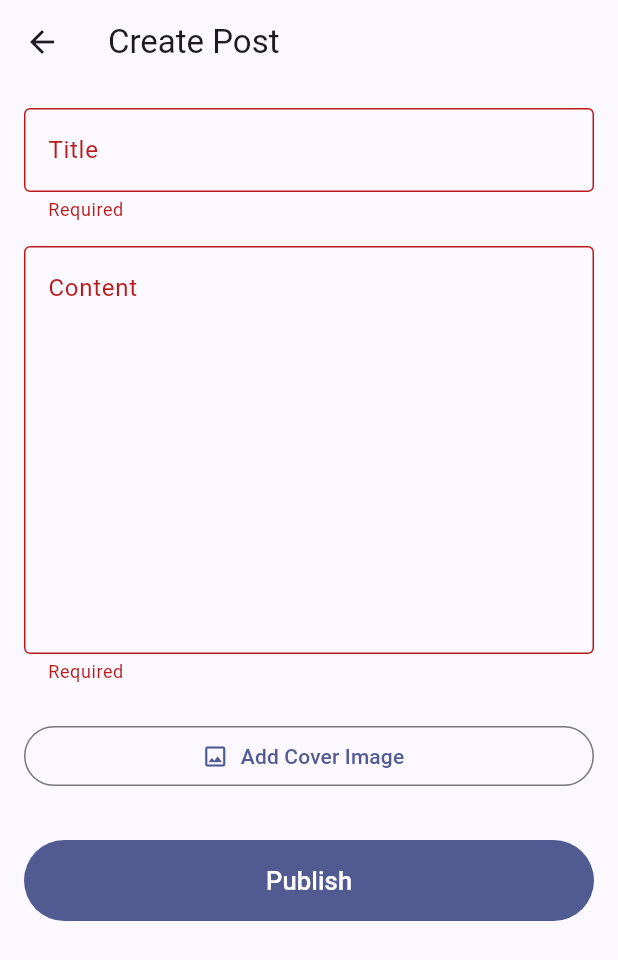
After one commit to LrgDv01/flutter-blog-webapp, a Flutter app: the CreatePostPage screen opened directly, after a tap on "Publish", on a phone screen of 412 x 824 dp. The commit adds this screen. Shown: the top 960 px of the screen. Run offline on Flutter 3.47's test engine with Material 3 defaults, Android fonts, the phone set to English and light mode, and no system bars; our stand-ins replace flutter_dotenv, flutter_riverpod, go_router, image_picker, supabase_flutter; accounts and stored records are empty.

Commit message:
feat: implement Create Post page and enhance authentication flow with improved error handling and loading states
- refactor: simplify to single image per post (image_url instead of images array)

- feat: update create post screen to support single image upload

```diff
--- /dev/null
+++ b/lib/pages/create_post_page.dart
@@ -0,0 +1,183 @@
+import 'package:flutter/material.dart';
+import 'package:flutter_riverpod/flutter_riverpod.dart';
+import 'package:image_picker/image_picker.dart';
+import 'package:flutter_blog_webapp/providers/posts_provider.dart';
+import 'package:go_router/go_router.dart';
+import 'package:flutter_blog_webapp/supabase_client.dart';
+
+class CreatePostPage extends ConsumerStatefulWidget {
+  const CreatePostPage({super.key});
+
+  @override
+  ConsumerState<CreatePostPage> createState() => _CreatePostPageState();
+}
+
+class _CreatePostPageState extends ConsumerState<CreatePostPage> {
+  // Form and input controllers
+  final _formKey = GlobalKey<FormState>();
+  final _titleController = TextEditingController();
+  final _contentController = TextEditingController();
+  final _picker = ImagePicker();
+
+  // Image and loading state
+  XFile? _selectedImage;
+  bool _isUploading = false;
+
+  // Pick image from gallery
+  Future<void> _pickImage() async {
+    final image = await _picker.pickImage(
+      source: ImageSource.gallery,
+      imageQuality: 80,
+      maxWidth: 1200,
+    );
+
+    if (image != null && mounted) {
+      setState(() => _selectedImage = image);
+    }
+  }
+
+  // Upload image and create post
+  Future<void> _createPost() async {
+    // Validate form before proceeding
+    if (!_formKey.currentState!.validate()) return;
+
+    setState(() => _isUploading = true);
+    String? uploadedUrl;
+
+    try {
+      // Upload image to storage if selected
+      if (_selectedImage != null) {
+        final bytes = await _selectedImage!.readAsBytes();
+        final userId = supabase.auth.currentUser!.id;
+        final fileName =
+            '${DateTime.now().millisecondsSinceEpoch}_${_selectedImage!.name}';
+
+        // Upload binary data to Supabase storage
+        await supabase.storage
+            .from('post_images')
+            .uploadBinary('$userId/$fileName', bytes);
+
+        // Get public URL of uploaded image
+        uploadedUrl = supabase.storage
+            .from('post_images')
+            .getPublicUrl('$userId/$fileName');
+      }
+
+      // Create post with title, content, and image URL
+      await ref
+          .read(postsProvider.notifier)
+          .createPost(
+            title: _titleController.text.trim(),
+            content: _contentController.text.trim(),
+            imageUrl: uploadedUrl,
+          );
+
+      // Show success and navigate back
+      if (mounted) {
+        ScaffoldMessenger.of(context).showSnackBar(
+          const SnackBar(content: Text('Post created successfully')),
+        );
+        context.pop();
+      }
+    } catch (e) {
+      // Handle errors
+      if (mounted) {
+        ScaffoldMessenger.of(
+          context,
+        ).showSnackBar(SnackBar(content: Text('Error: $e')));
+      }
+    } finally {
+      // Reset loading state
+      if (mounted) {
+        setState(() => _isUploading = false);
+      }
+    }
+  }
+
+  @override
+  Widget build(BuildContext context) {
+    return Scaffold(
+      appBar: AppBar(title: const Text('Create Post')),
+      body: Form(
+        key: _formKey,
+        child: ListView(
+          padding: const EdgeInsets.all(16),
+          children: [
+            // Title input field
+            TextFormField(
+              controller: _titleController,
+              decoration: const InputDecoration(
+                labelText: 'Title',
+                border: OutlineInputBorder(),
+              ),
+              validator: (v) => v!.trim().isEmpty ? 'Required' : null,
+            ),
+            const SizedBox(height: 16),
+
+            // Content input field
+            TextFormField(
+              controller: _contentController,
+              maxLines: 10,
+              decoration: const InputDecoration(
+                labelText: 'Content',
+                border: OutlineInputBorder(),
+                alignLabelWithHint: true,
+              ),
+              validator: (v) => v!.trim().isEmpty ? 'Required' : null,
+            ),
+            const SizedBox(height: 24),
+
+            // Image picker button
+            OutlinedButton.icon(
+              onPressed: _isUploading ? null : _pickImage,
+              icon: const Icon(Icons.image_outlined),
+              label: Text(
+                _selectedImage == null ? 'Add Cover Image' : 'Change Image',
+              ),
+            ),
+
+            // Display selected image preview
+            if (_selectedImage != null) ...[
+              const SizedBox(height: 16),
+              ClipRRect(
+                borderRadius: BorderRadius.circular(8),
+                child: Image.network(
+                  _selectedImage!.path,
+                  height: 180,
+                  width: double.infinity,
+                  fit: BoxFit.cover,
+                  errorBuilder: (context, error, stackTrace) =>
+                      const Icon(Icons.broken_image, size: 80),
+                ),
+              ),
+            ],
+
+            const SizedBox(height: 32),
+
+            // Publish button with loading indicator
+            FilledButton(
+              onPressed: _isUploading ? null : _createPost,
+              style: FilledButton.styleFrom(
+                minimumSize: const Size.fromHeight(54),
+              ),
+              child: _isUploading
+                  ? const SizedBox(
+                      height: 24,
+                      width: 24,
+                      child: CircularProgressIndicator(strokeWidth: 2.5),
+                    )
+                  : const Text('Publish', style: TextStyle(fontSize: 17)),
+            ),
+          ],
+        ),
+      ),
+    );
+  }
+
+  @override
+  void dispose() {
+    _titleController.dispose();
+    _contentController.dispose();
+    super.dispose();
+  }
+}
```
Also changed, not shown: lib/main.dart (+8 -0 lines), lib/models/post.dart (+12 -7 lines), lib/models/profile.dart (+7 -4 lines), lib/pages/home_page.dart (+11 -5 lines), lib/pages/login_page.dart (+30 -10 lines), lib/pages/register_page.dart (+34 -8 lines), lib/providers/auth_provider.dart (+11 -4 lines), lib/providers/posts_provider.dart (+15 -12 lines), lib/router.dart (+12 -14 lines), lib/supabase_client.dart (+5 -2 lines).
